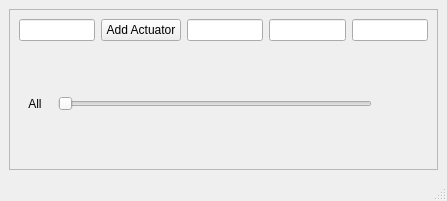
Before: the Qt Designer form Ui/NewActuatorUi.ui in OrionAerospaceYT/SideKick, drawn with Qt 5.
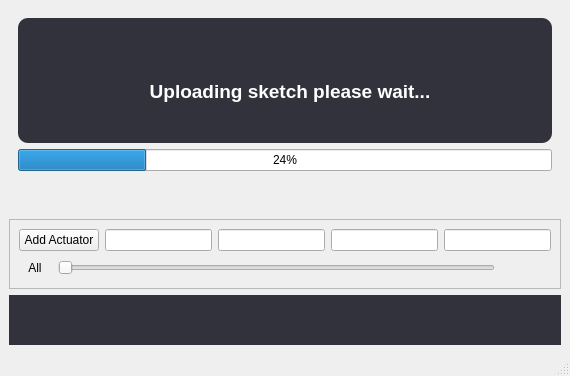
After: the same form once the commit is applied. Icons and pictures are not drawn.

Commit message: Actuator UI upgrades

Patch:
```diff
--- a/Ui/NewActuatorUi.ui
+++ b/Ui/NewActuatorUi.ui
@@ -6,8 +6,8 @@
    <rect>
     <x>0</x>
     <y>0</y>
-    <width>447</width>
-    <height>201</height>
+    <width>570</width>
+    <height>376</height>
    </rect>
   </property>
   <property name="windowTitle">
@@ -15,6 +15,67 @@
   </property>
   <widget class="QWidget" name="centralwidget">
    <layout class="QVBoxLayout" name="verticalLayout">
+    <item>
+     <widget class="QFrame" name="loading">
+      <layout class="QVBoxLayout" name="loading_screen" stretch="0,0,0">
+       <item>
+        <widget class="QTextBrowser" name="textBrowser">
+         <property name="styleSheet">
+          <string notr="true">/*General Styling*/
+* {
+  
+  font: 10pt &quot;Roboto &quot;;
+  font-size: 14px;
+  background-color: #32323C;
+  color: #FFFFFF;
+}
+
+/*Text Box Styling*/
+QTextBrowser {
+  border: none; 
+  padding-left:10px; 
+  padding-top:10px;
+  border-radius: 10px;
+}</string>
+         </property>
+         <property name="html">
+          <string>&lt;!DOCTYPE HTML PUBLIC &quot;-//W3C//DTD HTML 4.0//EN&quot; &quot;http://www.w3.org/TR/REC-html40/strict.dtd&quot;&gt;
+&lt;html&gt;&lt;head&gt;&lt;meta name=&quot;qrichtext&quot; content=&quot;1&quot; /&gt;&lt;style type=&quot;text/css&quot;&gt;
+p, li { white-space: pre-wrap; }
+&lt;/style&gt;&lt;/head&gt;&lt;body style=&quot; font-family:'Roboto '; font-size:14px; font-weight:400; font-style:normal;&quot;&gt;
+&lt;p style=&quot;-qt-paragraph-type:empty; margin-top:0px; margin-bottom:0px; margin-left:0px; margin-right:0px; -qt-block-indent:0; text-indent:0px;&quot;&gt;&lt;br /&gt;&lt;/p&gt;
+&lt;p style=&quot;-qt-paragraph-type:empty; margin-top:0px; margin-bottom:0px; margin-left:0px; margin-right:0px; -qt-block-indent:0; text-indent:0px;&quot;&gt;&lt;br /&gt;&lt;/p&gt;
+&lt;p style=&quot;-qt-paragraph-type:empty; margin-top:0px; margin-bottom:0px; margin-left:0px; margin-right:0px; -qt-block-indent:0; text-indent:0px;&quot;&gt;&lt;br /&gt;&lt;/p&gt;
+&lt;p align=&quot;center&quot; style=&quot; margin-top:0px; margin-bottom:0px; margin-left:0px; margin-right:0px; -qt-block-indent:0; text-indent:0px;&quot;&gt;&lt;span style=&quot; font-size:14pt; font-weight:600;&quot;&gt;Uploading sketch please wait...&lt;/span&gt;&lt;/p&gt;&lt;/body&gt;&lt;/html&gt;</string>
+         </property>
+        </widget>
+       </item>
+       <item>
+        <widget class="QProgressBar" name="progressBar">
+         <property name="value">
+          <number>24</number>
+         </property>
+        </widget>
+       </item>
+       <item>
+        <spacer name="verticalSpacer">
+         <property name="orientation">
+          <enum>Qt::Vertical</enum>
+         </property>
+         <property name="sizeType">
+          <enum>QSizePolicy::Maximum</enum>
+         </property>
+         <property name="sizeHint" stdset="0">
+          <size>
+           <width>20</width>
+           <height>100</height>
+          </size>
+         </property>
+        </spacer>
+       </item>
+      </layout>
+     </widget>
+    </item>
     <item>
      <widget class="QScrollArea" name="scrollArea">
       <property name="widgetResizable">
@@ -25,8 +86,8 @@
         <rect>
          <x>0</x>
          <y>0</y>
-         <width>427</width>
-         <height>161</height>
+         <width>533</width>
+         <height>73</height>
         </rect>
        </property>
        <layout class="QVBoxLayout" name="verticalLayout_2">
@@ -35,9 +96,6 @@
           <property name="sizeConstraint">
            <enum>QLayout::SetMinimumSize</enum>
           </property>
-          <item>
-           <widget class="QLineEdit" name="min"/>
-          </item>
           <item>
            <widget class="QPushButton" name="add">
             <property name="text">
@@ -51,6 +109,9 @@
           <item>
            <widget class="QLineEdit" name="pin"/>
           </item>
+          <item>
+           <widget class="QLineEdit" name="min"/>
+          </item>
           <item>
            <widget class="QLineEdit" name="max"/>
           </item>
@@ -103,6 +164,28 @@
       </widget>
      </widget>
     </item>
+    <item>
+     <widget class="QLabel" name="logo">
+      <property name="minimumSize">
+       <size>
+        <width>0</width>
+        <height>50</height>
+       </size>
+      </property>
+      <property name="styleSheet">
+       <string notr="true">QLabel#logo{
+  background-color: #32323C;
+  image: url(Ui/SideKick_Logo.png);
+  width:100px;
+  height:50px;
+}
+</string>
+      </property>
+      <property name="text">
+       <string/>
+      </property>
+     </widget>
+    </item>
    </layout>
   </widget>
   <widget class="QStatusBar" name="statusbar"/>
```
The commit also changes 1 other file.
